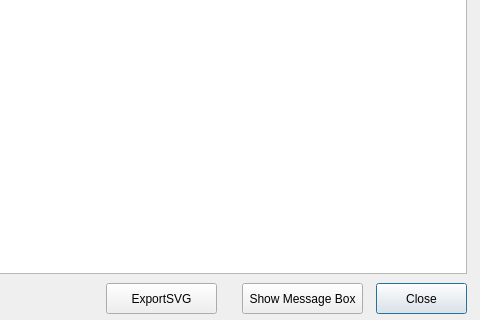
The window that ui.ui (RCura/PluginFlux) describes before a commit, drawn with Qt 5; both pictures show x 114 to 594 and y 307 to 627 of the 594 by 627 pixel window.
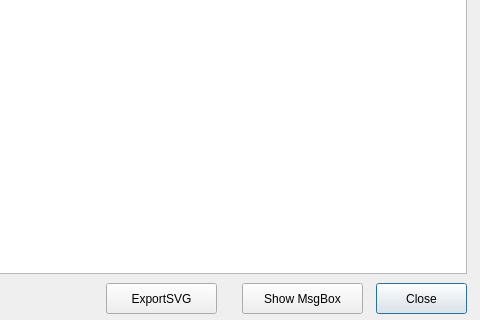
The same window after the commit.

The edit to the form file:
```diff
--- a/ui.ui
+++ b/ui.ui
@@ -53,7 +53,7 @@
     </rect>
    </property>
    <property name="text">
-    <string>Show Message Box</string>
+    <string>Show MsgBox</string>
    </property>
   </widget>
   <widget class="QPushButton" name="pB_exportSVG">
```
